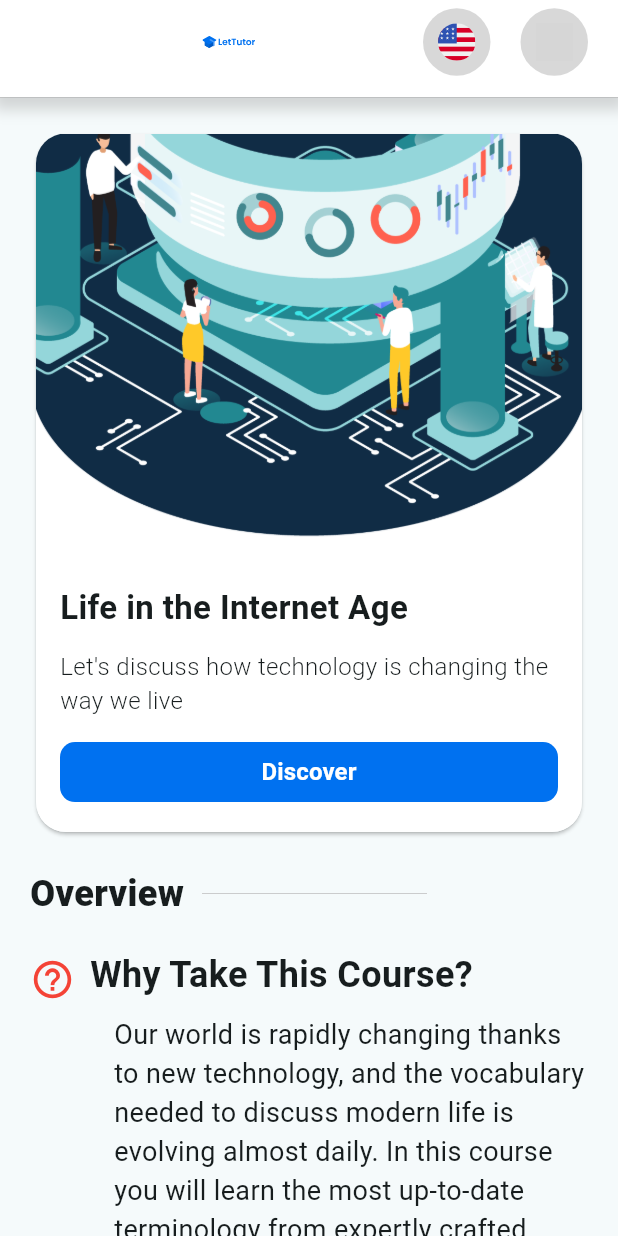
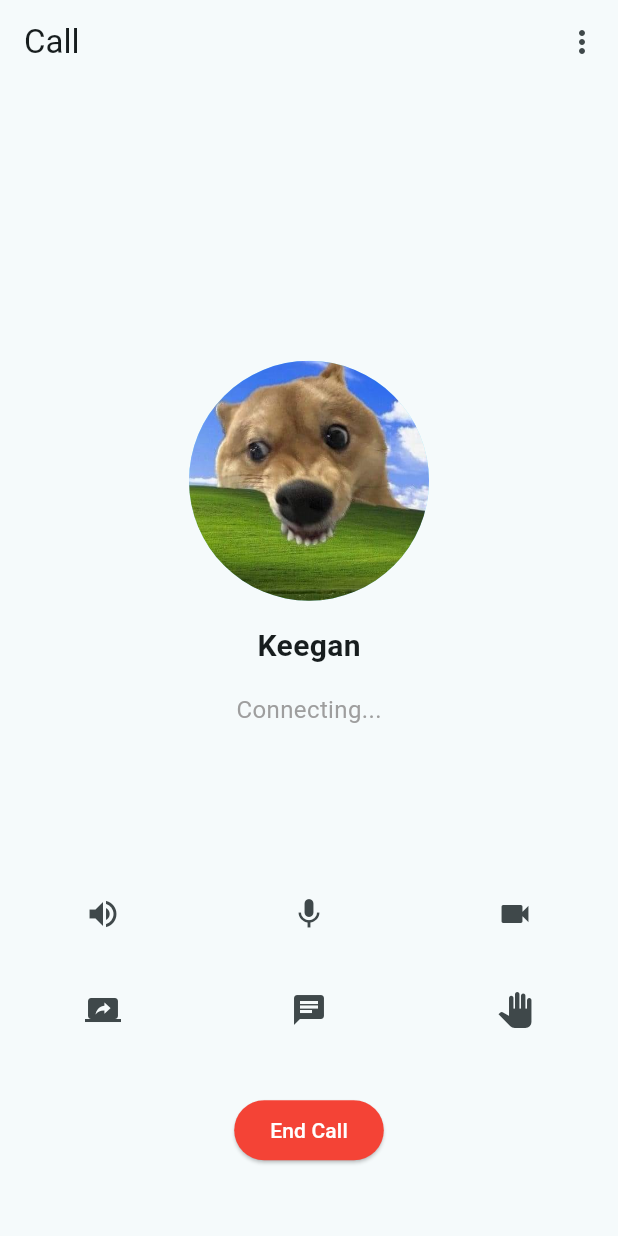
Before and after one commit to LeThaiNhuQuynh/advanced-mobile, a Flutter app: the screen it shows after launch, on a phone screen of 412 x 824 dp. Run offline on Flutter 3.47's test engine with Material 3 defaults, Android fonts, the phone set to English and light mode, and no system bars; our stand-ins replace flick_video_player, flutter_svg, multi_dropdown, video_player; grey boxes are pictures that could not be loaded.

Commit message:
Video call screen - complete

```diff
--- a/lib/main.dart
+++ b/lib/main.dart
@@ -4,6 +4,7 @@
 import 'package:advanced_mobile_project/presentation/course-list/course-list.dart';
 import 'package:advanced_mobile_project/presentation/history/history.dart';
 import 'package:advanced_mobile_project/presentation/schedule/schedule.dart';
+import 'package:advanced_mobile_project/presentation/video-call/video.dart';
 import 'package:flutter/material.dart';
 
 void main() {
@@ -63,7 +64,7 @@
         colorScheme: ColorScheme.fromSeed(seedColor: Colors.white),
         useMaterial3: true,
       ),
-      home: CourseDetail(),
+      home: VideoCall(),
     );
   }
 }
--- /dev/null
+++ b/lib/presentation/video-call/video.dart
@@ -0,0 +1,104 @@
+import 'package:flutter/material.dart';
+
+class VideoCall extends StatelessWidget {
+  @override
+  Widget build(BuildContext context) {
+    return Scaffold(
+      appBar: AppBar(
+        title: Text('Call'),
+        actions: [
+          IconButton(
+            icon: Icon(Icons.more_vert),
+            onPressed: () {},
+          ),
+        ],
+      ),
+      body: Center(
+        child: Column(
+          mainAxisAlignment: MainAxisAlignment.spaceBetween,
+          children: [
+            SizedBox(height: 150),
+            Column(
+              children: [
+                CircleAvatar(
+                  radius: 80,
+                  backgroundImage: AssetImage('assets/images/avatar1.jpeg'),
+                ),
+                SizedBox(height: 16),
+                Text(
+                  'Keegan',
+                  style: TextStyle(
+                    fontSize: 20,
+                    fontWeight: FontWeight.bold,
+                  ),
+                ),
+                SizedBox(height: 16),
+                Text(
+                  'Connecting...',
+                  style: TextStyle(
+                    fontSize: 16,
+                    color: Colors.grey,
+                  ),
+                ),
+              ],
+            ),
+            SizedBox(height: 32),
+            Column(
+              children: [
+                Row(
+                  mainAxisAlignment: MainAxisAlignment.spaceAround,
+                  children: [
+                    IconButton(
+                      icon: Icon(Icons.volume_up),
+                      onPressed: () {},
+                    ),
+                    IconButton(
+                      icon: Icon(Icons.mic),
+                      onPressed: () {},
+                    ),
+                    IconButton(
+                      icon: Icon(Icons.videocam),
+                      onPressed: () {},
+                    ),
+                  ],
+                ),
+                SizedBox(height: 16),
+                Row(
+                  mainAxisAlignment: MainAxisAlignment.spaceAround,
+                  children: [
+                    IconButton(
+                      icon: Icon(Icons.screen_share),
+                      onPressed: () {},
+                    ),
+                    IconButton(
+                      icon: Icon(Icons.chat),
+                      onPressed: () {},
+                    ),
+                    IconButton(
+                      icon: Icon(Icons.pan_tool),
+                      onPressed: () {},
+                    ),
+                  ],
+                ),
+                SizedBox(height: 32),
+                ElevatedButton(
+                  style: ElevatedButton.styleFrom(
+                    primary: Colors.red,
+                  ),
+                  onPressed: () {},
+                  child: Text(
+                    'End Call',
+                    style: TextStyle(
+                      color: Colors.white,
+                    ),
+                  ),
+                ),
+              ],
+            ),
+            SizedBox(height: 12)
+          ],
+        ),
+      ),
+    );
+  }
+}
```
